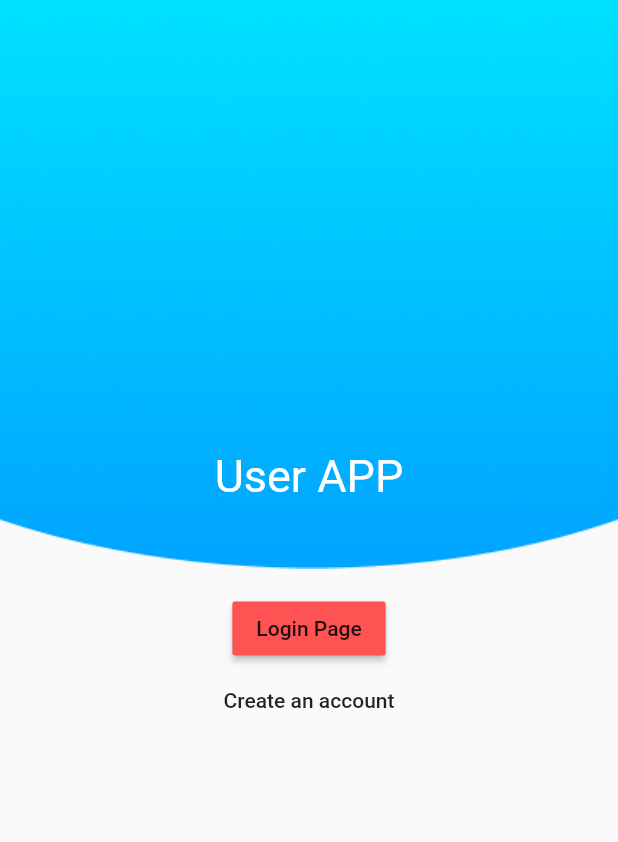
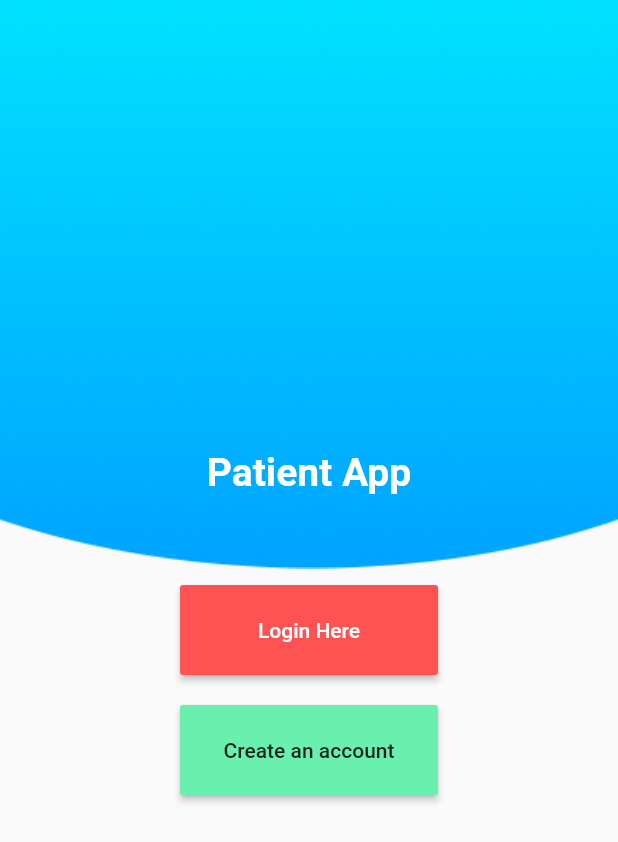
Before and after one commit to mehedimithu/patient_app_UI, a Flutter app: the screen it shows after launch, on a phone screen of 412 x 824 dp. Shown: the top 842 px of the screen. Run offline on Flutter 3.47's test engine with Material 2 defaults, Android fonts, the phone set to English and light mode, and no system bars; our stand-ins replace bloc, equatable, firebase_auth, firebase_core, flutter_bloc; accounts and stored records are empty.

Commit message:
login & signup are working

```diff
--- a/lib/main.dart
+++ b/lib/main.dart
@@ -79,31 +79,46 @@ class _WelcomePageState extends State<WelcomePage> {
                 child: Column(
                   children: [
                     Container(
-                      child: Center(
                       child: Text(
-                        "User APP",
-                        style: TextStyle(fontSize: 30, color: Colors.white),
-                      )),
+                        "Patient App",
+                        style: TextStyle(
+                          color: Colors.white,
+                          fontSize: 26,
+                          fontWeight: FontWeight.bold,
+                        ),
+                      ),
                     ),
                     SizedBox(height: 60),
-                    RaisedButton(
+                    SizedBox(
+                      height: 60,
+                      width: 200,
+                      child: RaisedButton(
                         onPressed: () {
                           Navigator.push(
                               context,
                               MaterialPageRoute(
                                   builder: (context) => LoginPage()));
                         },
-                      child: Text("Login Page"),
+                        child: Center(child: Text("Login Here", style: TextStyle(color: Colors.white),)),
                         color: Colors.redAccent,
                       ),
-                    FlatButton(
+                    ),
+                    SizedBox(height: 20),
+                    SizedBox(
+                      height: 60,
+                      width: 200,
+                      child: RaisedButton(
                           onPressed: () {
                             Navigator.push(
                                 context,
                                 MaterialPageRoute(
                                     builder: (context) => SignupPage()));
                           },
-                        child: Text("Create an account"))
+                          child: Text("Create an account"),
+                        color: Colors.greenAccent,
+                      ),
+                    ),
+
                   ],
                 ),
               ),
```
Lines whose indentation alone changed are shown as unchanged.
